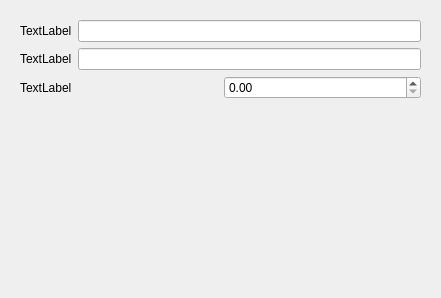
PLLUG-Community-C-Qt-Roadmap/menu_editor, file editordelegate.ui: the form before one commit.
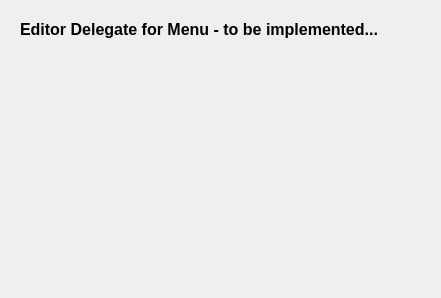
The form after the commit.

Commit message: Added UI for editor delegate. Customized size of main window.

The edit to the form file:
```diff
--- a/editordelegate.ui
+++ b/editordelegate.ui
@@ -17,16 +17,16 @@
    <item>
     <widget class="QStackedWidget" name="stackedWidget">
      <property name="currentIndex">
-      <number>0</number>
+      <number>1</number>
      </property>
      <widget class="QWidget" name="page">
       <layout class="QVBoxLayout" name="verticalLayout">
        <item>
         <layout class="QHBoxLayout" name="horizontalLayout">
          <item>
-          <widget class="QLabel" name="label">
+          <widget class="QLabel" name="menuItemNameLabel">
            <property name="text">
-            <string>TextLabel</string>
+            <string>&lt;html&gt;&lt;head/&gt;&lt;body&gt;&lt;p&gt;&lt;span style=&quot; font-weight:600;&quot;&gt;Name:&lt;/span&gt;&lt;/p&gt;&lt;/body&gt;&lt;/html&gt;</string>
            </property>
           </widget>
          </item>
@@ -40,7 +40,7 @@
          <item>
           <widget class="QLabel" name="label_2">
            <property name="text">
-            <string>TextLabel</string>
+            <string>&lt;html&gt;&lt;head/&gt;&lt;body&gt;&lt;p&gt;&lt;span style=&quot; font-weight:600;&quot;&gt;Desctiption:&lt;/span&gt;&lt;/p&gt;&lt;/body&gt;&lt;/html&gt;</string>
            </property>
           </widget>
          </item>
@@ -54,7 +54,7 @@
          <item>
           <widget class="QLabel" name="label_3">
            <property name="text">
-            <string>TextLabel</string>
+            <string>&lt;html&gt;&lt;head/&gt;&lt;body&gt;&lt;p&gt;&lt;span style=&quot; font-weight:600;&quot;&gt;Price:&lt;/span&gt;&lt;/p&gt;&lt;/body&gt;&lt;/html&gt;</string>
            </property>
           </widget>
          </item>
@@ -78,7 +78,30 @@
        </item>
       </layout>
      </widget>
-     <widget class="QWidget" name="page_2"/>
+     <widget class="QWidget" name="pageMenu">
+      <layout class="QVBoxLayout" name="verticalLayout_2">
+       <item>
+        <widget class="QLabel" name="label">
+         <property name="text">
+          <string>&lt;html&gt;&lt;head/&gt;&lt;body&gt;&lt;p&gt;&lt;span style=&quot; font-size:12pt; font-weight:600;&quot;&gt;Editor Delegate for Menu - to be implemented...&lt;/span&gt;&lt;/p&gt;&lt;/body&gt;&lt;/html&gt;</string>
+         </property>
+        </widget>
+       </item>
+       <item>
+        <spacer name="verticalSpacer_2">
+         <property name="orientation">
+          <enum>Qt::Vertical</enum>
+         </property>
+         <property name="sizeHint" stdset="0">
+          <size>
+           <width>20</width>
+           <height>241</height>
+          </size>
+         </property>
+        </spacer>
+       </item>
+      </layout>
+     </widget>
     </widget>
    </item>
   </layout>
```
Left out of the diff: 12 changed lines with no effect on the pictures. The commit also changes 4 other files.
